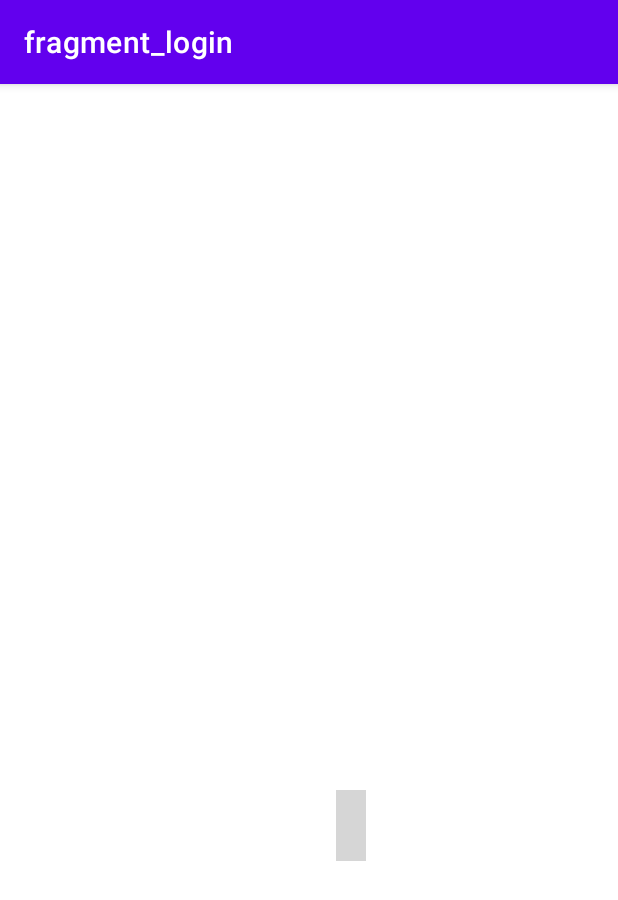
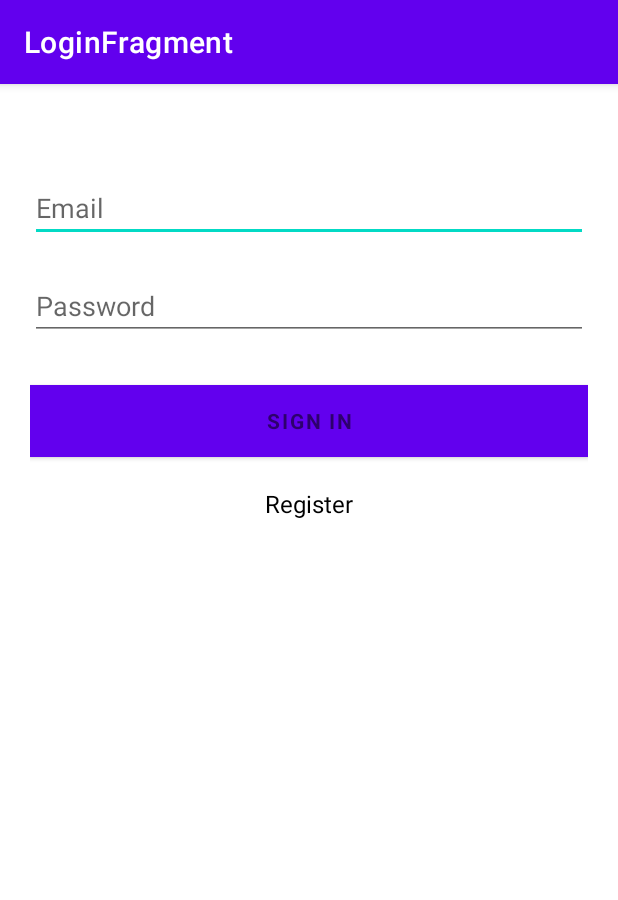
Before and after one commit to MesumAli2/FindFriends, an Android app: the screen it shows after launch (MainActivity), on a phone screen of 412 x 824 dp. Shown: the top 900 px of the screen. Run offline under Robolectric (Android 15) with nearby library versions, the phone set to English and light mode, and no system bars; our stand-ins replace Firebase (no records; nobody signed in at launch, a user with empty details on screens opened directly), navigation-ui; grey boxes are pictures that could not be loaded.

Commit message:
Login And Registeration With FirestoreDatabase

```diff
--- a/app/build.gradle
+++ b/app/build.gradle
@@ -43,6 +43,9 @@ dependencies {
     implementation 'androidx.constraintlayout:constraintlayout:2.1.3'
     implementation 'androidx.legacy:legacy-support-v4:1.0.0'
     implementation 'com.google.android.gms:play-services-maps:18.0.2'
+    implementation 'com.google.firebase:firebase-database-ktx:20.0.4'
+    implementation 'com.google.firebase:firebase-firestore:24.0.2'
+    implementation 'com.google.firebase:firebase-firestore-ktx:24.0.2'
     testImplementation 'junit:junit:4.+'
     androidTestImplementation 'androidx.test.ext:junit:1.1.3'
     androidTestImplementation 'androidx.test.espresso:espresso-core:3.4.0'
--- a/app/src/main/java/com/mesum/findfriends/LoginViewModel.kt
+++ b/app/src/main/java/com/mesum/findfriends/LoginViewModel.kt
@@ -16,6 +16,7 @@ class LoginViewModel : ViewModel() {
         }
         else{
             AuthenticationState.UNAUTHENTICATED
+
         }
     }
 }
--- /dev/null
+++ b/app/src/main/java/com/mesum/findfriends/ReadWriteUserDetails.kt
@@ -0,0 +1,5 @@
+package com.mesum.findfriends
+
+import android.widget.EditText
+
+data class ReadWriteUserDetails(val inputEmail: EditText, var inputPassword: EditText)
--- a/app/src/main/res/layout/fragment_login.xml
+++ b/app/src/main/res/layout/fragment_login.xml
@@ -1,39 +1,82 @@
-<?xml version="1.0" encoding="utf-8"?>
-<androidx.constraintlayout.widget.ConstraintLayout xmlns:android="http://schemas.android.com/apk/res/android"
+<RelativeLayout xmlns:android="http://schemas.android.com/apk/res/android"
     xmlns:tools="http://schemas.android.com/tools"
     android:layout_width="match_parent"
     android:layout_height="match_parent"
-    xmlns:app="http://schemas.android.com/apk/res-auto"
+    >
 
-    tools:context=".LoginFragment">
+    <ScrollView
+        android:id="@+id/login_form"
+        android:layout_width="match_parent"
+        android:layout_height="match_parent">
 
-    <TextView
-        android:id="@+id/auth_button"
+        <LinearLayout
+            android:id="@+id/email_login_form"
+            android:layout_width="match_parent"
+            android:layout_height="wrap_content"
+            android:layout_marginTop="20dp"
+            android:orientation="vertical"
+            android:padding="20dp">
+
+
+            <EditText
+                android:id="@+id/email"
+                android:layout_width="match_parent"
+                android:layout_height="wrap_content"
+                android:layout_marginTop="20dp"
+                android:hint="@string/prompt_email"
+                android:inputType="textEmailAddress"
+                android:maxLines="1" />
+
+
+            <EditText
+                android:id="@+id/password"
+                android:layout_width="match_parent"
+                android:layout_height="wrap_content"
+                android:layout_marginTop="20dp"
+                android:hint="@string/password"
+                android:inputType="textPassword"
+                android:maxLines="1" />
+
+            <Button
+                android:id="@+id/email_sign_in_button"
+                style="?android:textAppearanceSmall"
+                android:layout_width="match_parent"
+                android:layout_height="wrap_content"
+                android:layout_marginTop="30dp"
+                android:background="@color/black"
+                android:text="@string/sign_in"
+                android:textStyle="bold" />
+
+            <RelativeLayout
+                android:id="@+id/relLayout1"
+                android:layout_width="match_parent"
+                android:layout_height="wrap_content">
+
+
+                <TextView
+                    android:id="@+id/link_register"
+                    android:layout_width="wrap_content"
+                    android:layout_height="wrap_content"
+                    android:layout_centerHorizontal="true"
+                    android:layout_marginTop="20dp"
+                    android:gravity="center"
+                    android:text="Register"
+                    android:textColor="@color/black"
+                    android:textSize="16sp" />
+
+
+            </RelativeLayout>
+
+        </LinearLayout>
+
+    </ScrollView>
+
+    <ProgressBar
         android:layout_width="wrap_content"
         android:layout_height="wrap_content"
-        android:layout_marginTop="52dp"
-        android:layout_marginEnd="168dp"
-        android:background="@color/colorAccent"
-        android:padding="10dp"
-        android:textColor="@color/white"
-        android:textSize="20sp"
-        app:layout_constraintEnd_toEndOf="parent"
-        app:layout_constraintLeft_toLeftOf="parent"
-        app:layout_constraintTop_toBottomOf="@+id/welcome_text"
-        tools:text="Login" />
+        android:id="@+id/progressBar"
+        android:layout_centerHorizontal="true"
+        android:layout_marginTop="200dp"
+        android:visibility="invisible"/>
 
-    <TextView
-        android:id="@+id/welcome_text"
-        android:layout_width="wrap_content"
-        android:layout_height="wrap_content"
-        android:padding="10dp"
-        android:textAlignment="center"
-        android:textSize="36sp"
-        app:layout_constraintBottom_toBottomOf="parent"
-        app:layout_constraintLeft_toLeftOf="parent"
-        app:layout_constraintRight_toRightOf="parent"
-        app:layout_constraintTop_toTopOf="parent"
-        tools:text="Android is the world's most popular platform."/>
-
-
-</androidx.constraintlayout.widget.ConstraintLayout>
+</RelativeLayout>
--- a/app/src/main/res/navigation/nav_graph.xml
+++ b/app/src/main/res/navigation/nav_graph.xml
@@ -11,10 +11,20 @@
         android:label="fragment_location"
         tools:layout="@layout/fragment_location" />
     <fragment
+        android:id="@+id/registerFragment"
+        android:name="com.mesum.findfriends.RegisterFragment"
+        android:label="RegisterFragment" >
+        <action
+            android:id="@+id/action_registerFragment_to_location"
+            app:destination="@id/location" />
+    </fragment>
+    <fragment
         android:id="@+id/loginFragment"
         android:name="com.mesum.findfriends.LoginFragment"
-        android:label="fragment_login"
-        tools:layout="@layout/fragment_login" >
+        android:label="LoginFragment" >
+        <action
+            android:id="@+id/action_loginFragment_to_registerFragment"
+            app:destination="@id/registerFragment" />
         <action
             android:id="@+id/action_loginFragment_to_location"
             app:destination="@id/location" />
```
Also changed, not shown: app/src/main/java/com/mesum/findfriends/ChatroomFragment.kt (added, +26 -0 lines), app/src/main/java/com/mesum/findfriends/LoginFragment.kt (+28 -36 lines), app/src/main/java/com/mesum/findfriends/RegisterFragment.kt (added, +132 -0 lines), app/src/main/java/com/mesum/findfriends/User.kt (added, +10 -0 lines), app/src/main/res/layout/fragment_chatroom.xml (added, +19 -0 lines), app/src/main/res/layout/fragment_register.xml (added, +84 -0 lines), app/src/main/res/values/strings.xml (+21 -0 lines).
